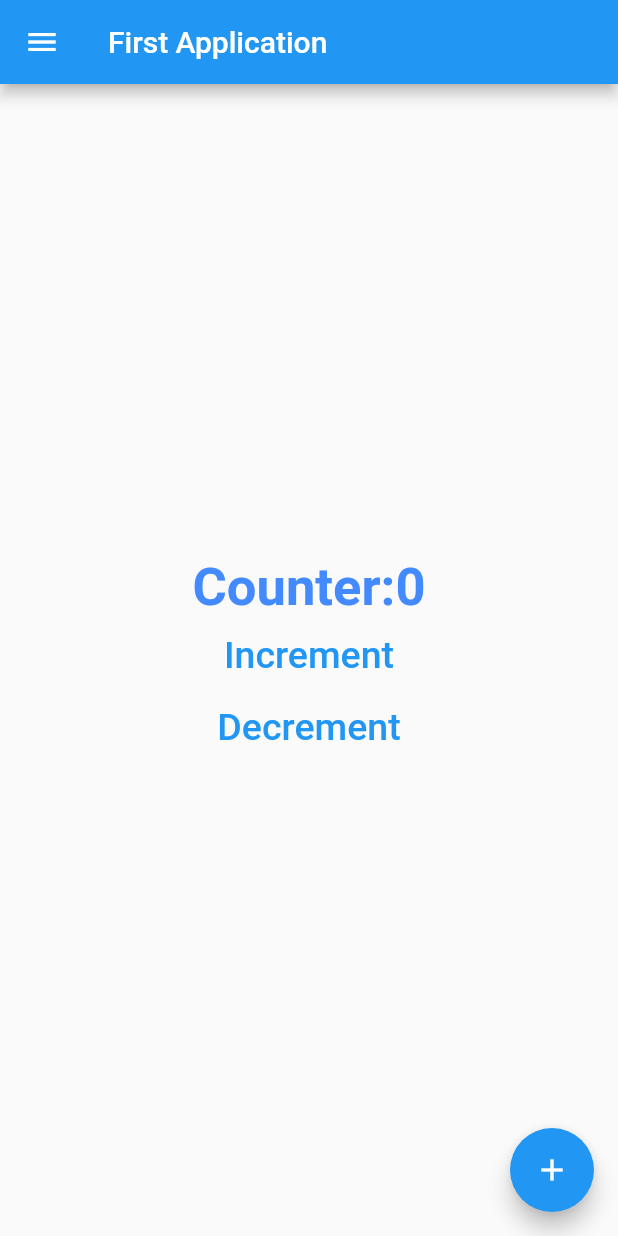
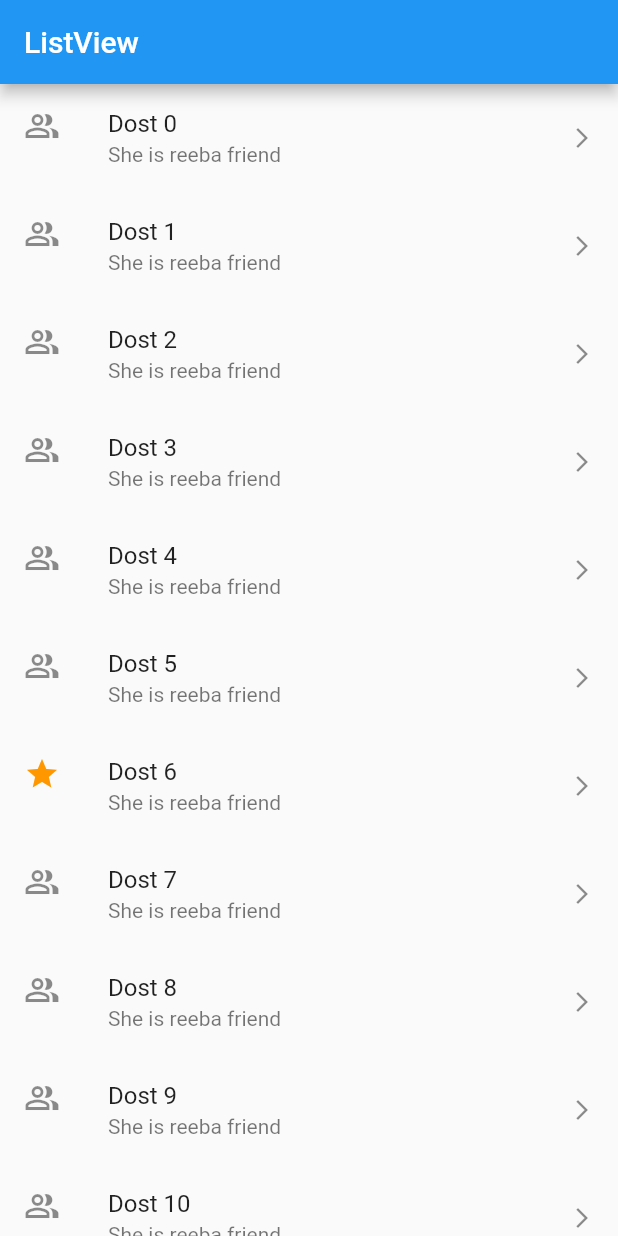
Before and after one commit to Reeba12/flutter_counter_application, a Flutter app: the screen it shows after launch, on a phone screen of 412 x 824 dp. Run offline on Flutter 3.47's test engine with Material 2 defaults, Android fonts, the phone set to English and light mode, and no system bars.

Commit message:
listview

```diff
--- a/lib/main.dart
+++ b/lib/main.dart
@@ -10,88 +10,39 @@ class MyApp extends StatelessWidget {
   // This widget is the root of your application.
   @override
   Widget build(BuildContext context) {
-    return const MaterialApp(
-      home: MyHomePage(title: 'My first App'),
+    return MaterialApp(
+      home: ListScreen(),
     );
   }
 }
 
-class MyHomePage extends StatefulWidget {
-  const MyHomePage({Key? key, required this.title}) : super(key: key);
-
-  final String title;
+class ListScreen extends StatelessWidget {
+  ListScreen({Key? key}) : super(key: key);
 
   @override
-  State<MyHomePage> createState() => _MyHomePageState();
-}
-
-class _MyHomePageState extends State<MyHomePage> {
-  int _counter = 0;
-
-
-  void _incrementCounter() {
-    setState(() {
-      _counter++;
-    });
-  }
-  void _decrementCounter() {
-    setState(() {
-      if(_counter!=0){
-        _counter--;
-      }
-      else{
-        _counter=0;
-      }
-    });
-  }
-  @override
   Widget build(BuildContext context) {
+    final users = List.generate(100, (index) => "Dost $index");
     return Scaffold(
       appBar: AppBar(
-        title: const Text('First Application'),
+        title: const Text('ListView'),
       ),
-      drawer: const Drawer(),
-      body: Center(
-        child: Column(
-          mainAxisAlignment: MainAxisAlignment.center,
-          children: <Widget>[
-            Text(
-              'Counter:$_counter',
-              style: const TextStyle(
-                color: Colors.blueAccent,
-                fontSize: 35,
-                fontWeight: FontWeight.w700,
-              ),
+      body: ListView.builder(
+        itemBuilder: (context, index) {
+          return ListTile(
+            title: Text(users[index]),
+            subtitle: const Text('She is reeba friend'),
+            leading: Icon(
+              index == 6 ? Icons.star : Icons.people_alt_outlined,
+              color: index == 6 ? Colors.orange : null,
             ),
-            TextButton(
-                onPressed: _incrementCounter,
-                child: const Text('Increment',
-                style: TextStyle(
-                  fontSize: 25,
-                  fontWeight: FontWeight.w500,
-                ),
-                ),
-
+            trailing: const Icon(
+              Icons.arrow_forward_ios,
+              size: 16,
             ),
-            TextButton(
-              onPressed: _decrementCounter,
-              child: const Text('Decrement',
-                style: TextStyle(
-                  fontSize: 25,
-                  fontWeight: FontWeight.w500,
-                ),
-              ),
-            ),
-          ],
-        ),
+          );
+        },
+        itemCount: users.length,
       ),
-      floatingActionButton: FloatingActionButton(
-        onPressed: (){
-          debugPrint('learning');
-        },
-        tooltip: 'Increment',
-        child: const Icon(Icons.add),
-      ),
-      );
+    );
   }
 }
--- a/pubspec.yaml
+++ b/pubspec.yaml
@@ -18,7 +18,7 @@ publish_to: 'none' # Remove this line if you wish to publish to pub.dev
 version: 1.0.0+1
 
 environment:
-  sdk: ">=2.16.2 <3.0.0"
+  sdk: ">=2.16.1 <3.0.0"
 
 # Dependencies specify other packages that your package needs in order to work.
 # To automatically upgrade your package dependencies to the latest versions
```
